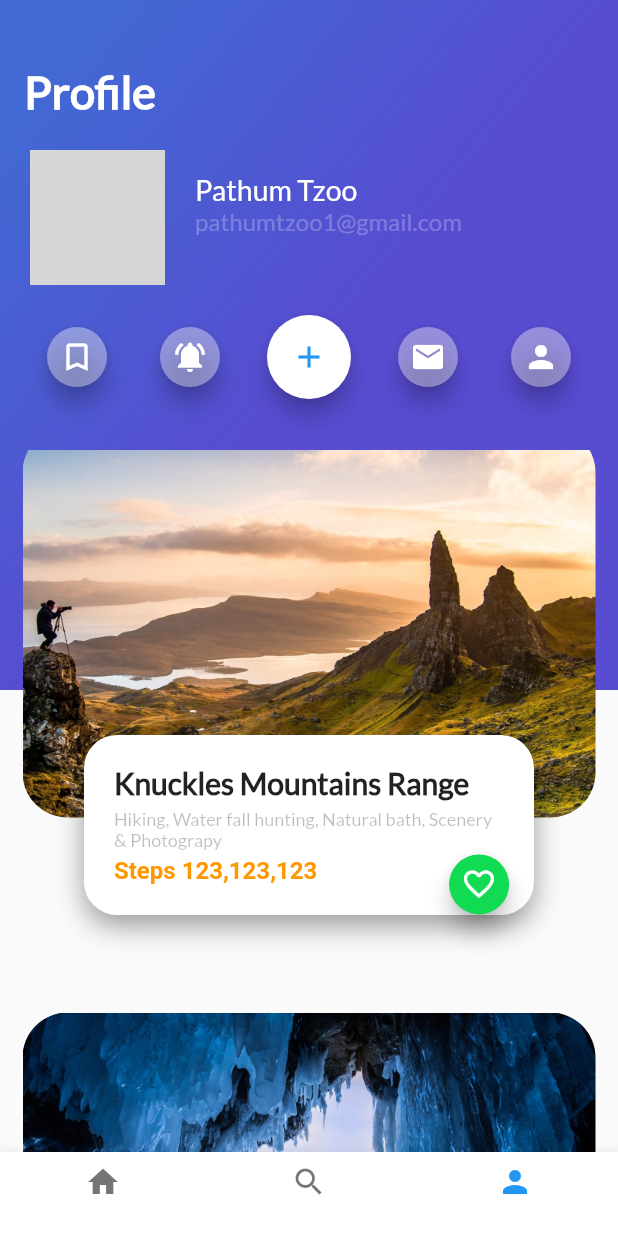
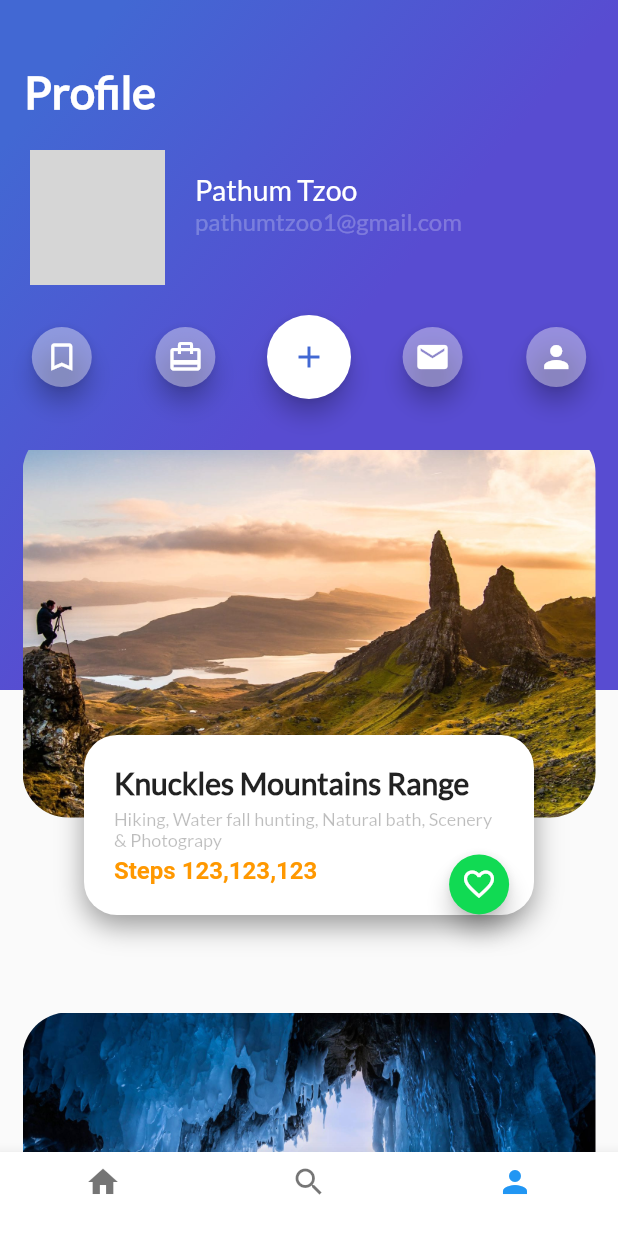
Before and after one commit to SwaXTech/Trips, a Flutter app: the screen it shows after launch, item 3 of the bottom bar chosen, on a phone screen of 412 x 824 dp. Run offline on Flutter 3.47's test engine with Material 2 defaults, Android fonts, the phone set to English and light mode, and no system bars; grey boxes are pictures that could not be loaded.

Commit message:
Extracted circle buttons

```diff
--- a/lib/buttons_row.dart
+++ b/lib/buttons_row.dart
@@ -1,4 +1,6 @@
 import 'package:flutter/material.dart';
+
+import 'circle_button.dart';
 
 class ButtonsRow extends StatelessWidget {
   @override
@@ -8,36 +10,11 @@ class ButtonsRow extends StatelessWidget {
       child: Row(
         mainAxisAlignment: MainAxisAlignment.center,
         children: [
-          Spacer(),
-          FloatingActionButton(
-            backgroundColor: Colors.white38,
-            mini: true,
-            child: Icon(Icons.bookmark_border),
-          ),
-          Spacer(),
-          FloatingActionButton(
-            backgroundColor: Colors.white38,
-            mini: true,
-            child: Icon(Icons.notifications_active),
-          ),
-          Spacer(),
-          FloatingActionButton(
-            backgroundColor: Colors.white,
-            child: Icon(Icons.add, color: Colors.blue,),
-          ),
-          Spacer(),
-          FloatingActionButton(
-            backgroundColor: Colors.white38,
-            mini: true,
-            child: Icon(Icons.email),
-          ),
-          Spacer(),
-          FloatingActionButton(
-            backgroundColor: Colors.white38,
-            mini: true,
-            child: Icon(Icons.person),
-          ),
-          Spacer(),
+          CircleButton(true, Icons.turned_in_not, Colors.white38),
+          CircleButton(true, Icons.card_travel, Colors.white38),
+          CircleButton.withAnotherIconColor(false, Icons.add, Colors.white, Color(0xFF4268D3)),
+          CircleButton(true, Icons.mail, Colors.white38),
+          CircleButton(true, Icons.person, Colors.white38)
         ],
       ),
     );
--- /dev/null
+++ b/lib/circle_button.dart
@@ -0,0 +1,38 @@
+import 'package:flutter/material.dart';
+
+class CircleButton extends StatefulWidget{
+
+  bool mini;
+  var icon;
+  var color;
+  var iconColor = Colors.white;
+
+  CircleButton(this.mini, this.icon, this.color);
+  CircleButton.withAnotherIconColor(this.mini, this.icon, this.color, this.iconColor);
+
+  @override
+  State<StatefulWidget> createState() {
+    return _CircleButton();
+  }
+
+}
+
+class _CircleButton extends State<CircleButton> {
+
+  void onPressedButton(){}
+
+  @override
+  Widget build(BuildContext context) {
+    return Expanded(
+      child: FloatingActionButton(
+        backgroundColor: widget.color,
+        mini: widget.mini,
+        onPressed: onPressedButton,
+        child: Icon(
+          widget.icon,
+          color: widget.iconColor,
+        ),
+      ),
+    );
+  }
+}
```
